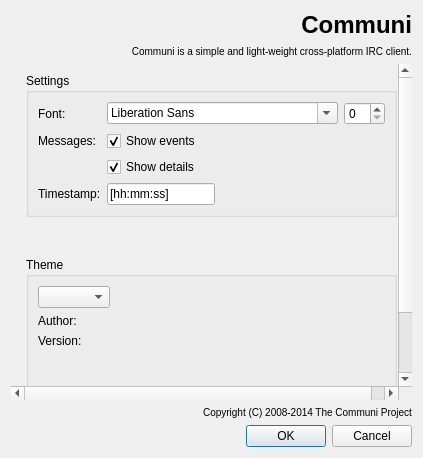
Above: src/app/settingspage.ui from communi/communi-desktop before the change. Below: the same form after it.
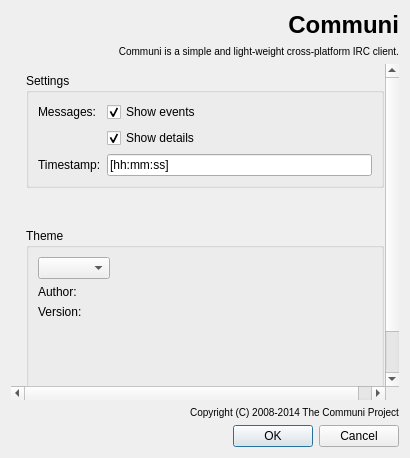
That is the form after the change. Icons and pictures are not drawn. Custom widgets are drawn as their Qt base class.

Commit message: Kill the font setting

Patch:
```diff
--- a/src/app/settingspage.ui
+++ b/src/app/settingspage.ui
@@ -206,47 +206,16 @@
          </property>
          <layout class="QFormLayout" name="settingsLayout">
           <property name="fieldGrowthPolicy">
-           <enum>QFormLayout::ExpandingFieldsGrow</enum>
+           <enum>QFormLayout::AllNonFixedFieldsGrow</enum>
           </property>
           <item row="0" column="0">
-           <widget class="QLabel" name="fontLabel">
-            <property name="text">
-             <string>Font:</string>
-            </property>
-           </widget>
-          </item>
-          <item row="0" column="1">
-           <layout class="QHBoxLayout" name="fontLayout">
-            <item>
-             <widget class="QFontComboBox" name="fontFamilyBox">
-              <property name="sizePolicy">
-               <sizepolicy hsizetype="Preferred" vsizetype="Fixed">
-                <horstretch>5</horstretch>
-                <verstretch>0</verstretch>
-               </sizepolicy>
-              </property>
-             </widget>
-            </item>
-            <item>
-             <widget class="QSpinBox" name="fontSizeBox">
-              <property name="sizePolicy">
-               <sizepolicy hsizetype="Minimum" vsizetype="Fixed">
-                <horstretch>1</horstretch>
-                <verstretch>0</verstretch>
-               </sizepolicy>
-              </property>
-             </widget>
-            </item>
-           </layout>
-          </item>
-          <item row="1" column="0">
            <widget class="QLabel" name="messagesLabel">
             <property name="text">
              <string>Messages:</string>
             </property>
            </widget>
           </item>
-          <item row="1" column="1">
+          <item row="0" column="1">
            <widget class="QCheckBox" name="eventsBox">
             <property name="toolTip">
              <string>Show joins, parts and quits</string>
@@ -259,7 +228,7 @@
             </property>
            </widget>
           </item>
-          <item row="2" column="1">
+          <item row="1" column="1">
            <widget class="QCheckBox" name="detailsBox">
             <property name="toolTip">
              <string>Show user hosts, quit messages etc.</string>
@@ -272,14 +241,14 @@
             </property>
            </widget>
           </item>
-          <item row="3" column="0">
+          <item row="2" column="0">
            <widget class="QLabel" name="timestampLabel">
             <property name="text">
              <string>Timestamp:</string>
             </property>
            </widget>
           </item>
-          <item row="3" column="1">
+          <item row="2" column="1">
            <widget class="QLineEdit" name="timestampField">
             <property name="sizePolicy">
              <sizepolicy hsizetype="Preferred" vsizetype="Fixed">
```
The commit also changes 5 other files.
